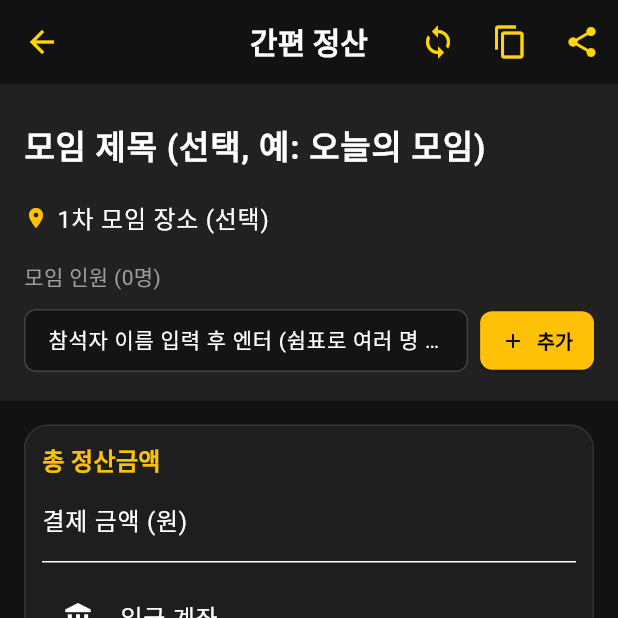
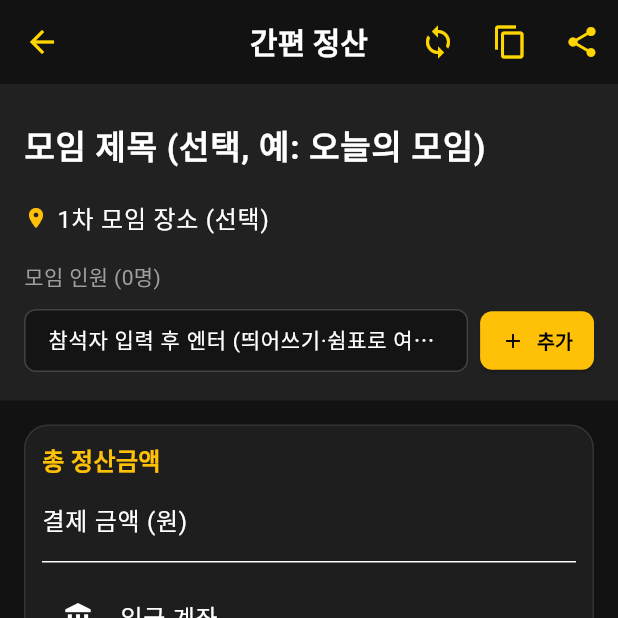
Before and after one commit to KIRA-hym/oTalk, a Flutter app: the QuickSettlementScreen screen opened directly, on a phone screen of 412 x 824 dp, the top half of it. Run offline on Flutter 3.47's test engine with Material 3 defaults, Android fonts, the phone set to English and light mode, and no system bars; our stand-ins replace cloud_firestore, firebase_auth, firebase_core, share_plus, shared_preferences; accounts and stored records are empty; Roboto replaces fonts that are missing (GmarketSans).

Commit message:
﻿[feat] 간편 정산 참여 인원 입력 시 띄어쓰기 및 쉼표 다중 구분 지원
1. 변경 항목 상세 설명
- lib/screens/quick_settlement_screen.dart: 참석자 입력 문자열을 정규식(RegExp(r'[,\s]+'))으로 분리하여 쉼표뿐만 아니라 띄어쓰기(공백)로도 여러 명을 한 번에 등록할 수 있도록 개선
- lib/widgets/quick_member_selection_dialog.dart: 입력창 안내 문구(hintText)에 띄어쓰기 및 쉼표 다중 입력 안내 반영

2. 변경 이유 및 근거
- 여러 명의 참석자를 입력할 때 쉼표뿐 아니라 스페이스바(띄어쓰기)만으로도 빠르게 일괄 입력할 수 있도록 편의성 강화

3. 주의사항 또는 영향 범위
- 간편 정산(/settle) 화면의 인원 추가 입력에만 적용되며 기존 기능에는 영향 없음

```diff
--- a/lib/screens/quick_settlement_screen.dart
+++ b/lib/screens/quick_settlement_screen.dart
@@ -87,7 +87,7 @@ class _QuickSettlementScreenState extends State<QuickSettlementScreen> {
 
   void _addTypedAttendeesToRound(int roundIndex, String rawInput) {
     final names = rawInput
-        .split(',')
+        .split(RegExp(r'[,\s]+'))
         .map((s) => s.trim())
         .where((s) => s.isNotEmpty)
         .toList();
@@ -433,7 +433,7 @@ class _QuickSettlementScreenState extends State<QuickSettlementScreen> {
                         focusNode: _attendeeInputFocusNode,
                         style: const TextStyle(fontSize: 14),
                         decoration: InputDecoration(
-                          hintText: '참석자 이름 입력 후 엔터 (쉼표로 여러 명 가능)',
+                          hintText: '참석자 입력 후 엔터 (띄어쓰기·쉼표로 여러 명 가능)',
                           isDense: true,
                           filled: true,
                           fillColor: const Color(0xFF141414),
--- a/lib/widgets/quick_member_selection_dialog.dart
+++ b/lib/widgets/quick_member_selection_dialog.dart
@@ -71,7 +71,7 @@ class _QuickMemberSelectionDialogState
                     focusNode: _focusNode,
                     autofocus: true,
                     decoration: InputDecoration(
-                      hintText: '이름/닉네임 입력 (쉼표로 여러 명 가능)',
+                      hintText: '이름/닉네임 입력 (띄어쓰기·쉼표로 여러 명 가능)',
                       isDense: true,
                       contentPadding: const EdgeInsets.symmetric(
                         horizontal: 14,
```
